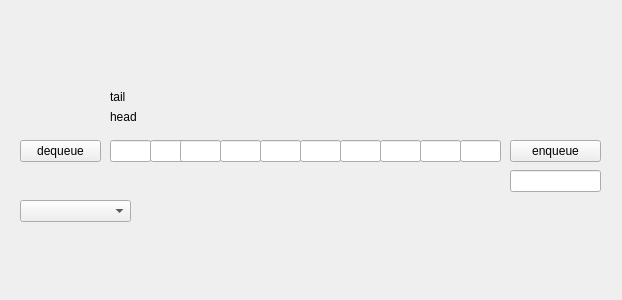
First picture: the form in queuewindow.ui, repository selesdepselesnul/dss, before the edit.
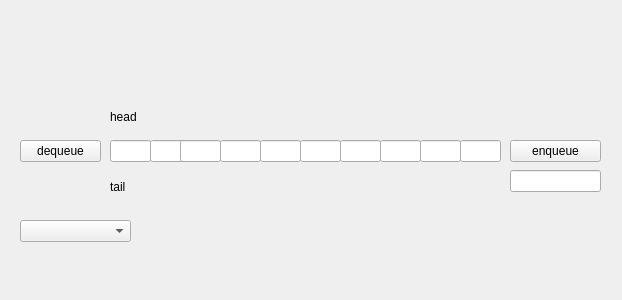
Second picture: the form after the edit.

```diff
--- a/queuewindow.ui
+++ b/queuewindow.ui
@@ -143,7 +143,7 @@
    <property name="geometry">
     <rect>
      <x>20</x>
-     <y>200</y>
+     <y>220</y>
      <width>111</width>
      <height>22</height>
     </rect>
@@ -169,7 +169,7 @@
    <property name="geometry">
     <rect>
      <x>110</x>
-     <y>90</y>
+     <y>180</y>
      <width>59</width>
      <height>14</height>
     </rect>
```
